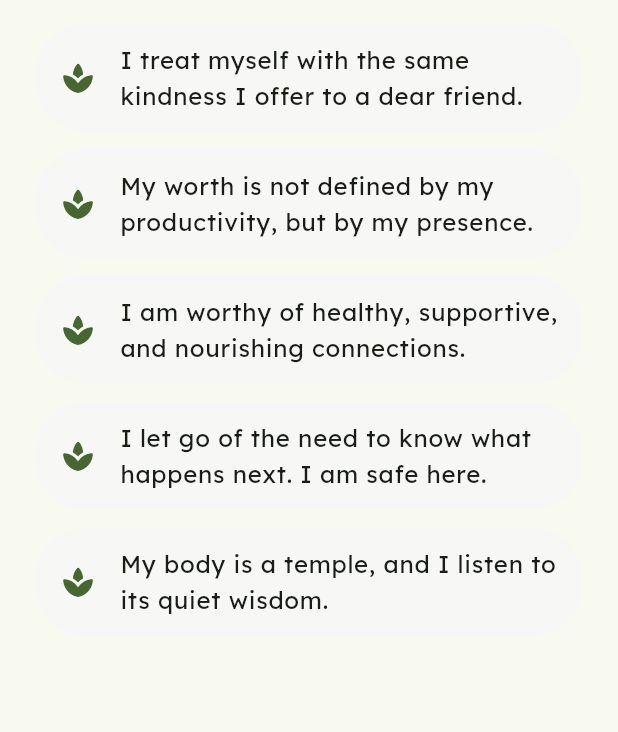
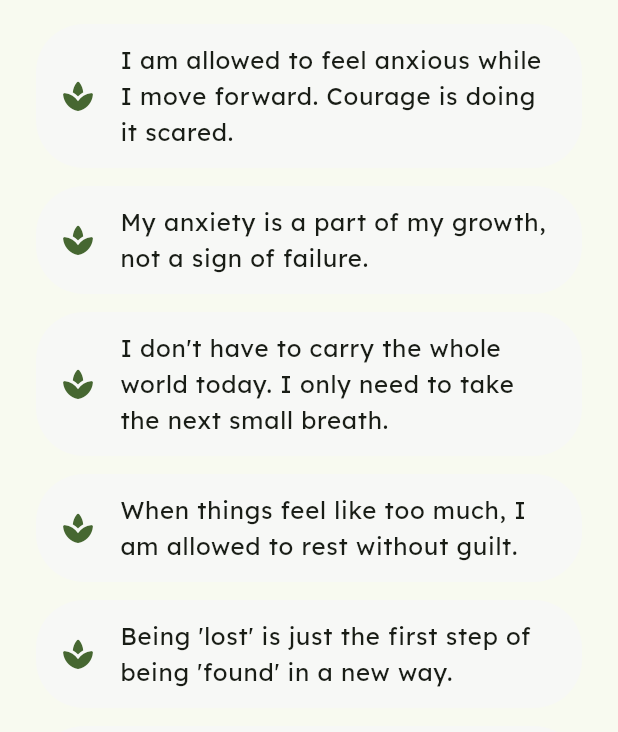
Before and after one commit to sapeol/affirmations_app, a Flutter app: the HomeScreen screen opened directly, after a tap on the "spa" icon, on a phone screen of 412 x 824 dp, the part 504-1236 px from its top. Run offline on Flutter 3.47's test engine with Material 3 defaults, Android fonts, the phone set to English and light mode, and no system bars; our stand-ins replace google_fonts, shared_preferences; missing offline and left inert: home_widget; accounts and stored records are empty.

Commit message:
feat: implement advanced emotional check-in with reframing engine

```diff
--- /dev/null
+++ b/lib/models/user_mood.dart
@@ -0,0 +1,36 @@
+import 'package:flutter/material.dart';
+
+enum EmotionCategory {
+  peaceful,
+  messyMiddle, // Progress with anxiety
+  overwhelmed,
+  searching,
+  grounded,
+  resilient
+}
+
+class UserMood {
+  final EmotionCategory category;
+  final String label;
+  final String? journalEntry;
+  final String? voiceNotePath;
+  final DateTime timestamp;
+
+  UserMood({
+    required this.category,
+    required this.label,
+    this.journalEntry,
+    this.voiceNotePath,
+    DateTime? timestamp,
+  }) : timestamp = timestamp ?? DateTime.now();
+}
+
+// Fixed: Removed const from list that uses non-const IconData
+final List<Map<String, dynamic>> emotionWheel = [
+  {'label': 'Calm', 'category': EmotionCategory.peaceful, 'icon': Icons.self_improvement},
+  {'label': 'Anxious-Progress', 'category': EmotionCategory.messyMiddle, 'icon': Icons.trending_up_rounded},
+  {'label': 'Overwhelmed', 'category': EmotionCategory.overwhelmed, 'icon': Icons.waves_rounded},
+  {'label': 'Searching', 'category': EmotionCategory.searching, 'icon': Icons.explore_outlined},
+  {'label': 'Grounded', 'category': EmotionCategory.grounded, 'icon': Icons.park_rounded},
+  {'label': 'Resilient', 'category': EmotionCategory.resilient, 'icon': Icons.shield_moon_outlined},
+];
--- a/lib/models/user_preferences.dart
+++ b/lib/models/user_preferences.dart
@@ -21,6 +21,7 @@ class UserPreferences {
   final AppColorTheme colorTheme;
   final UserContext userContext;
   final AffirmationTone tone;
+  final String? lastMoodCategory;
   final bool notificationsEnabled;
 
   UserPreferences({
@@ -33,6 +34,7 @@ class UserPreferences {
     this.colorTheme = AppColorTheme.sage,
     this.userContext = UserContext.general,
     this.tone = AffirmationTone.gentle,
+    this.lastMoodCategory,
     this.notificationsEnabled = true,
   });
 
@@ -47,6 +49,7 @@ class UserPreferences {
     await s.setString('colorTheme', prefs.colorTheme.name);
     await s.setString('userContext', prefs.userContext.name);
     await s.setString('tone', prefs.tone.name);
+    if (prefs.lastMoodCategory != null) await s.setString('lastMood', prefs.lastMoodCategory!);
     await s.setBool('notifications', prefs.notificationsEnabled);
   }
 
@@ -70,6 +73,7 @@ class UserPreferences {
       colorTheme: _enumFromString(AppColorTheme.values, s.getString('colorTheme'), AppColorTheme.sage),
       userContext: _enumFromString(UserContext.values, s.getString('userContext'), UserContext.general),
       tone: _enumFromString(AffirmationTone.values, s.getString('tone'), AffirmationTone.gentle),
+      lastMoodCategory: s.getString('lastMood'),
       notificationsEnabled: s.getBool('notifications') ?? true,
     );
   }
--- a/lib/screens/home_screen.dart
+++ b/lib/screens/home_screen.dart
@@ -7,6 +7,7 @@ import '../models/user_preferences.dart';
 import 'settings_screen.dart';
 import 'profile_screen.dart';
 import 'create_affirmation_screen.dart';
+import 'mood_checkin_screen.dart';
 
 class HomeScreen extends StatefulWidget {
   const HomeScreen({super.key});
@@ -26,10 +27,7 @@ class _HomeScreenState extends State<HomeScreen> with SingleTickerProviderStateM
   }
 
   Future<void> _loadInitialAffirmation() async {
-    setState(() {
-      _isLoading = true;
-    });
-
+    setState(() => _isLoading = true);
     final aff = await AffirmationsService.getDailyAffirmation();
     await Future.delayed(const Duration(milliseconds: 800));
 
@@ -52,10 +50,7 @@ class _HomeScreenState extends State<HomeScreen> with SingleTickerProviderStateM
   }
 
   void _refreshAffirmation() async {
-    setState(() {
-      _isLoading = true;
-    });
-
+    setState(() => _isLoading = true);
     final aff = await AffirmationsService.getRandomAffirmation();
 
     final prefs = await UserPreferences.load();
@@ -96,6 +91,7 @@ class _HomeScreenState extends State<HomeScreen> with SingleTickerProviderStateM
                 colorTheme: prefs.colorTheme,
                 userContext: prefs.userContext,
                 tone: prefs.tone,
+                lastMoodCategory: prefs.lastMoodCategory,
                 notificationsEnabled: true,
               ));
               if (!context.mounted) return;
@@ -108,6 +104,29 @@ class _HomeScreenState extends State<HomeScreen> with SingleTickerProviderStateM
           ),
         ],
       ),
+    );
+  }
+
+  Widget _buildMoodPrompt() {
+    return FutureBuilder<UserPreferences>(
+      future: UserPreferences.load(),
+      builder: (context, snapshot) {
+        final mood = snapshot.data?.lastMoodCategory;
+        return ActionChip(
+          avatar: Icon(Icons.psychology_outlined, size: 16, color: Theme.of(context).colorScheme.primary),
+          label: Text(mood != null ? "Feeling $mood? Update..." : "How are you truly?"),
+          onPressed: () async {
+            final result = await Navigator.push(
+              context,
+              MaterialPageRoute(builder: (context) => const MoodCheckInScreen()),
+            );
+            if (result == true) _loadInitialAffirmation();
+          },
+          backgroundColor: Theme.of(context).colorScheme.primaryContainer.withValues(alpha: 0.3),
+          side: BorderSide.none,
+          shape: RoundedRectangleBorder(borderRadius: BorderRadius.circular(20)),
+        );
+      },
     );
   }
 
@@ -145,6 +164,8 @@ class _HomeScreenState extends State<HomeScreen> with SingleTickerProviderStateM
           child: Column(
             mainAxisAlignment: MainAxisAlignment.center,
             children: [
+              _buildMoodPrompt(),
+              const SizedBox(height: 32),
               AnimatedSwitcher(
                 duration: const Duration(milliseconds: 800),
                 switchInCurve: Curves.easeInOutCubic,
--- a/lib/services/affirmations_service.dart
+++ b/lib/services/affirmations_service.dart
@@ -1,44 +1,62 @@
 import 'dart:math';
 import '../models/affirmation.dart';
 import '../models/user_preferences.dart';
+import '../models/user_mood.dart';
 
 class AffirmationsService {
   static final List<Affirmation> _library = [
-    // CAREER & PROFESSIONAL
-    Affirmation(text: "My worth is not defined by my productivity, but by my presence.", context: UserContext.career, tone: AffirmationTone.gentle, focus: AppFocus.improvement),
-    Affirmation(text: "I am a powerful creator, and I have the skills to overcome any professional hurdle.", context: UserContext.career, tone: AffirmationTone.empowering, focus: AppFocus.motivation),
-    Affirmation(text: "In the midst of chaos, I find my focus and my purpose.", context: UserContext.career, tone: AffirmationTone.philosophical, leaning: SpiritualLeaning.stoic),
+    // MESSY MIDDLE (Progress with Anxiety)
+    Affirmation(text: "I am allowed to feel anxious while I move forward. Courage is doing it scared.", context: UserContext.general),
+    Affirmation(text: "My anxiety is a part of my growth, not a sign of failure.", context: UserContext.uncertainty),
 
-    // RELATIONSHIPS
-    Affirmation(text: "I am worthy of healthy, supportive, and nourishing connections.", context: UserContext.relationships, tone: AffirmationTone.gentle),
-    Affirmation(text: "I set clear boundaries because I value my peace and my energy.", context: UserContext.relationships, tone: AffirmationTone.empowering),
-    Affirmation(text: "To love is to accept the impermanence of all things.", context: UserContext.relationships, tone: AffirmationTone.philosophical, leaning: SpiritualLeaning.buddhist),
+    // OVERWHELMED (Reframing)
+    Affirmation(text: "I don't have to carry the whole world today. I only need to take the next small breath.", context: UserContext.general),
+    Affirmation(text: "When things feel like too much, I am allowed to rest without guilt.", context: UserContext.health),
 
-    // ANXIETY & UNCERTAINTY
-    Affirmation(text: "I let go of the need to know what happens next. I am safe here.", context: UserContext.uncertainty, tone: AffirmationTone.gentle, focus: AppFocus.anxiety),
-    Affirmation(text: "I have survived every 'worst day' of my life so far. I am resilient.", context: UserContext.uncertainty, tone: AffirmationTone.empowering, focus: AppFocus.anxiety),
-    Affirmation(text: "Nature does not hurry, yet everything is accomplished.", context: UserContext.uncertainty, tone: AffirmationTone.philosophical, leaning: SpiritualLeaning.spiritual),
+    // SEARCHING
+    Affirmation(text: "Being 'lost' is just the first step of being 'found' in a new way.", context: UserContext.uncertainty),
+    Affirmation(text: "I trust the timing of my life, even when I don't understand the path.", context: UserContext.uncertainty),
 
-    // SELF IMAGE
-    Affirmation(text: "I treat myself with the same kindness I offer to a dear friend.", context: UserContext.selfImage, tone: AffirmationTone.gentle, focus: AppFocus.general),
-    Affirmation(text: "I am the architect of my self-belief, and I choose to build strength.", context: UserContext.selfImage, tone: AffirmationTone.empowering, focus: AppFocus.improvement),
-    Affirmation(text: "The body is the instrument, not the masterpiece.", context: UserContext.selfImage, tone: AffirmationTone.philosophical),
+    // GROUNDED / PEACEFUL
+    Affirmation(text: "I am a calm center in a busy world.", context: UserContext.general),
+    Affirmation(text: "I have everything I need within me to stay steady.", context: UserContext.general),
 
-    // HEALTH
-    Affirmation(text: "My body is a temple, and I listen to its quiet wisdom.", context: UserContext.health, tone: AffirmationTone.gentle),
-    Affirmation(text: "Every breath I take is an opportunity to heal and renew.", context: UserContext.health, tone: AffirmationTone.empowering),
+    // RESILIENT
+    Affirmation(text: "I have survived 100% of my hardest days. I am built of strong stuff.", context: UserContext.selfImage),
+    Affirmation(text: "My setbacks are just setup for my comeback.", context: UserContext.career),
+  ];
 
-    // STOIC / PHILOSOPHICAL (General)
-    Affirmation(text: "Amor Fati: I love my fate, for it is the fire that tempers my soul.", leaning: SpiritualLeaning.stoic, tone: AffirmationTone.philosophical),
-    Affirmation(text: "The soul becomes dyed with the color of its thoughts.", leaning: SpiritualLeaning.stoic, tone: AffirmationTone.philosophical),
-  ];
+  static final Map<EmotionCategory, List<Affirmation>> _moodLibrary = {
+    EmotionCategory.messyMiddle: [
+      Affirmation(text: "My trembling hands are still capable of building great things."),
+      Affirmation(text: "I am expanding, and growth often feels like pressure."),
+    ],
+    EmotionCategory.overwhelmed: [
+      Affirmation(text: "I am not my productivity. I am the peace beneath the noise."),
+      Affirmation(text: "I choose to do one thing today: be kind to myself."),
+    ],
+    EmotionCategory.searching: [
+      Affirmation(text: "Not knowing the answer is an invitation to explore, not a reason to panic."),
+      Affirmation(text: "I am exactly where I need to be to learn what I need to know."),
+    ],
+  };
 
   static Future<List<Affirmation>> getAllAffirmations() async {
     final prefs = await UserPreferences.load();
     final custom = await UserPreferences.getCustomAffirmations();
 
+    List<Affirmation> filtered = List.from(_library);
+
+    // Add mood-specific affirmations if a mood is set
+    if (prefs.lastMoodCategory != null) {
+      final category = EmotionCategory.values.byName(prefs.lastMoodCategory!);
+      if (_moodLibrary.containsKey(category)) {
+        filtered.addAll(_moodLibrary[category]!);
+      }
+    }
+
     // Scoring engine for contextual relevance
-    List<MapEntry<Affirmation, int>> scored = _library.map((a) {
+    List<MapEntry<Affirmation, int>> scored = filtered.map((a) {
       int score = 0;
       if (a.context == prefs.userContext) score += 5;
       if (a.focus == prefs.focus) score += 3;
@@ -47,15 +65,12 @@ class AffirmationsService {
       return MapEntry(a, score);
     }).toList();
 
-    // Sort by score and take top matches
     scored.sort((a, b) => b.value.compareTo(a.value));
+    List<Affirmation> finalFiltered = scored.where((e) => e.value > 0).map((e) => e.key).toList();
 
-    // Take affirmations with a score > 0, or at least some results
-    List<Affirmation> filtered = scored.where((e) => e.value > 0).map((e) => e.key).toList();
+    if (finalFiltered.length < 5) finalFiltered = _library;
 
-    if (filtered.length < 5) filtered = _library;
-
-    return [...filtered, ...custom];
+    return [...finalFiltered, ...custom];
   }
 
   static Future<Affirmation> getDailyAffirmation() async {
@@ -63,7 +78,7 @@ class AffirmationsService {
     if (all.isEmpty) return _library.first;
     final now = DateTime.now();
     final prefs = await UserPreferences.load();
-    final seed = now.year + now.month + now.day + prefs.userContext.index + prefs.tone.index;
+    final seed = now.year + now.month + now.day + prefs.userContext.index + (prefs.lastMoodCategory?.length ?? 0);
     return all[seed % all.length];
   }
 
```
Also changed, not shown: lib/screens/mood_checkin_screen.dart (added, +138 -0 lines).
